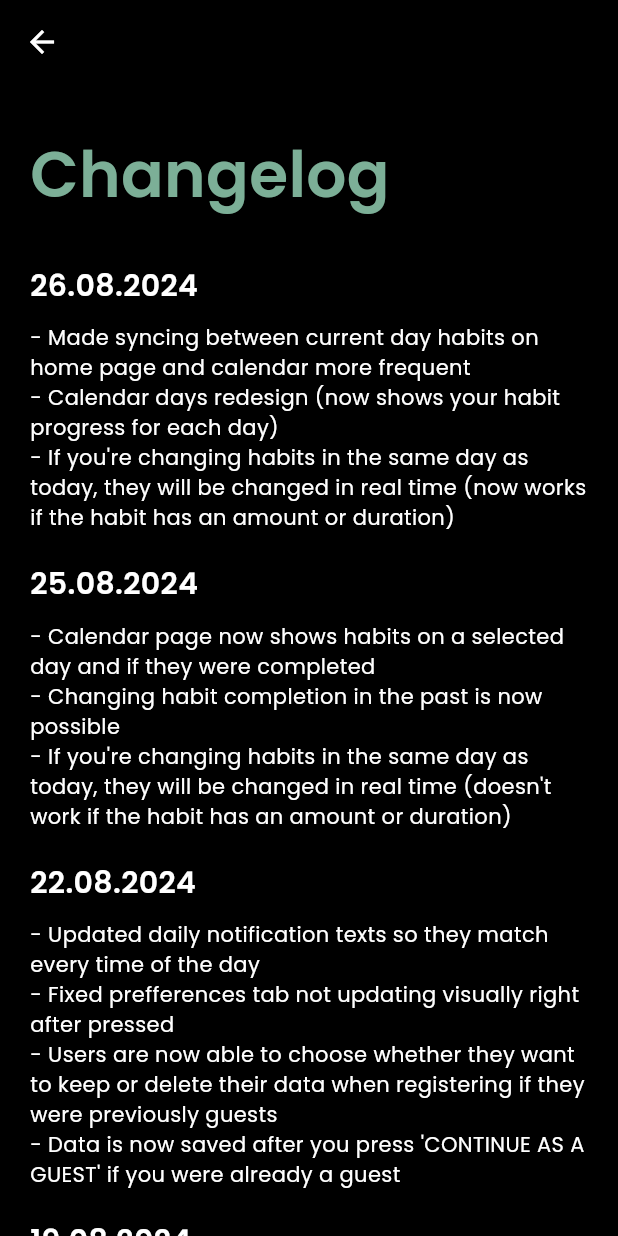
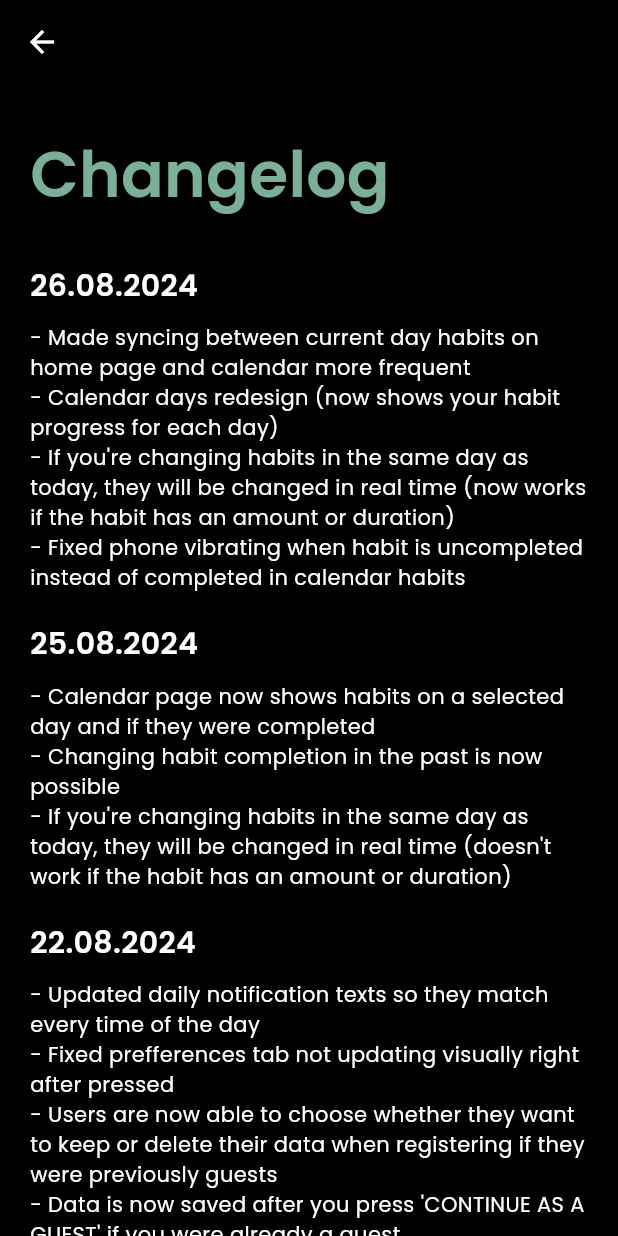
Before and after one commit to ashellz/habitt, a Flutter app: the ChangelogPage screen opened directly, on a phone screen of 412 x 824 dp. Run offline on Flutter 3.47's test engine with Material 3 defaults, Android fonts, the phone set to English and light mode, and no system bars; our stand-ins replace audioplayers, awesome_notifications, firebase_auth, firebase_core, firebase_storage, flutter_slidable and 7 more; missing offline and left inert: disable_battery_optimization, icons_flutter, restart_app, workmanager; accounts and stored records are empty.

Commit message:
Fix
 Fixed phone vibrating when habit is uncompleted instead of completed in calendar habits

```diff
--- a/lib/pages/menu/changelog_page.dart
+++ b/lib/pages/menu/changelog_page.dart
@@ -42,7 +42,7 @@ class ChangelogPage extends StatelessWidget {
                   crossAxisAlignment: CrossAxisAlignment.start,
                   children: [
                     Text(
-                        "- Made syncing between current day habits on home page and calendar more frequent\n- Calendar days redesign (now shows your habit progress for each day)\n- If you're changing habits in the same day as today, they will be changed in real time (now works if the habit has an amount or duration)")
+                        "- Made syncing between current day habits on home page and calendar more frequent\n- Calendar days redesign (now shows your habit progress for each day)\n- If you're changing habits in the same day as today, they will be changed in real time (now works if the habit has an amount or duration)\n- Fixed phone vibrating when habit is uncompleted instead of completed in calendar habits")
                   ])),
 
           // 25.08.2024
--- a/lib/services/provider/habit_provider.dart
+++ b/lib/services/provider/habit_provider.dart
@@ -218,7 +218,7 @@ class HabitProvider extends ChangeNotifier {
         Vibration.vibrate(duration: 500);
       }
     } else*/
-    if (!habit.completed) {
+    if (habit.completed) {
       if (hapticFeedback) {
         Vibration.vibrate(duration: 100);
       }
```
